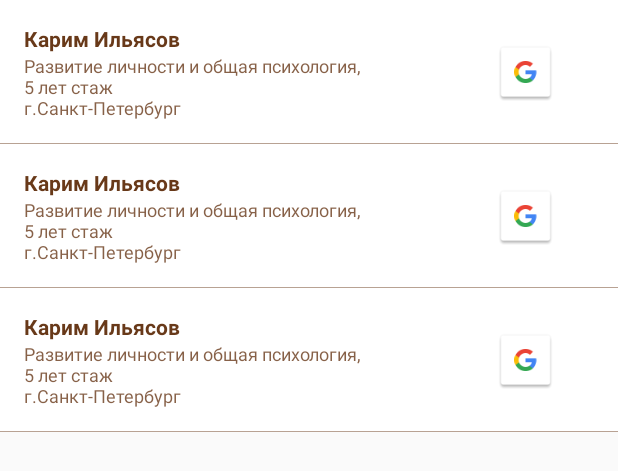
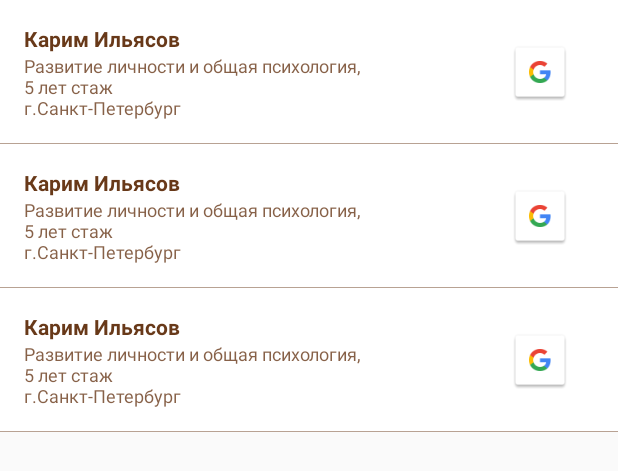
Before and after one commit to anskesh/My-psychologist, an Android app: the layout fragment_list_psihologist.xml on its own in the app's theme, with its tools: preview values and no code run, on a phone screen of 412 x 824 dp. Shown: the top 471 px of the screen. Run offline under Robolectric (Android 15) with nearby library versions, the phone set to English and light mode, and no system bars.

Commit message:
smalll changes

```diff
--- a/app/src/main/res/layout/fragment_item_of_psychologist.xml
+++ b/app/src/main/res/layout/fragment_item_of_psychologist.xml
@@ -13,6 +13,7 @@
         android:layout_marginStart="16dp"
         android:layout_marginTop="16dp"
         tools:text="Карим Ильясов"
+        android:textSize="14sp"
         android:textColor="@color/orange_dark"
         android:textStyle="bold"
         app:layout_constraintStart_toStartOf="parent"
@@ -23,29 +24,27 @@
         android:layout_width="0dp"
         android:layout_height="wrap_content"
         android:layout_marginStart="16dp"
-        android:layout_marginEnd="120dp"
+        android:layout_marginEnd="32dp"
         android:layout_marginBottom="16dp"
-        tools:text="Развитие личности и общая психология,\n5 лет стаж\nг.Санкт-Петербург"
         android:textColor="#CB683919"
         android:textSize="12sp"
         app:layout_constraintBottom_toBottomOf="parent"
-        app:layout_constraintEnd_toEndOf="parent"
-        app:layout_constraintHorizontal_bias="0.0"
+        app:layout_constraintEnd_toStartOf="@+id/imageView"
+        app:layout_constraintHorizontal_bias="1.0"
         app:layout_constraintStart_toStartOf="parent"
         app:layout_constraintTop_toBottomOf="@id/tv_namePsychologist"
-        app:layout_constraintVertical_bias="0.0" />
+        app:layout_constraintVertical_bias="0.0"
+        tools:text="Развитие личности и общая психология,\n5 лет стаж\nг.Санкт-Петербург" />
 
     <ImageView
         android:id="@+id/imageView"
-        android:layout_width="50dp"
+        android:layout_width="40dp"
         android:layout_height="40dp"
-        android:layout_marginStart="12dp"
         android:layout_marginTop="16dp"
-        android:layout_marginEnd="16dp"
+        android:layout_marginEnd="32dp"
         android:layout_marginBottom="16dp"
         app:layout_constraintBottom_toBottomOf="parent"
         app:layout_constraintEnd_toEndOf="parent"
-        app:layout_constraintStart_toEndOf="@+id/tv_descriptionPsychologist"
         app:layout_constraintTop_toTopOf="parent"
         app:srcCompat="@drawable/common_google_signin_btn_icon_light_normal" />
 
--- a/app/src/main/res/layout/item_psihologist_in_dialog.xml
+++ b/app/src/main/res/layout/item_psihologist_in_dialog.xml
@@ -23,7 +23,7 @@
         android:layout_height="wrap_content"
         android:layout_marginStart="24dp"
         android:textColor="@color/orange_dark"
-        android:textSize="16sp"
+        android:textSize="14sp"
         android:textStyle="bold"
         app:layout_constraintBottom_toBottomOf="@+id/imageView2"
         app:layout_constraintStart_toEndOf="@+id/imageView2"
```
